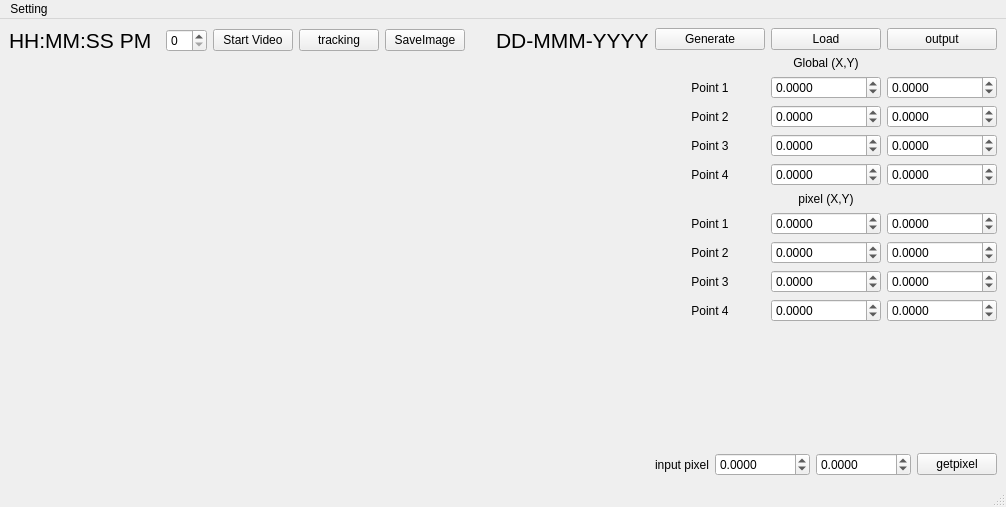
Before: the Qt Designer form core/mainwindow.ui in kmolLin/opencv_with_python, drawn with Qt 5.
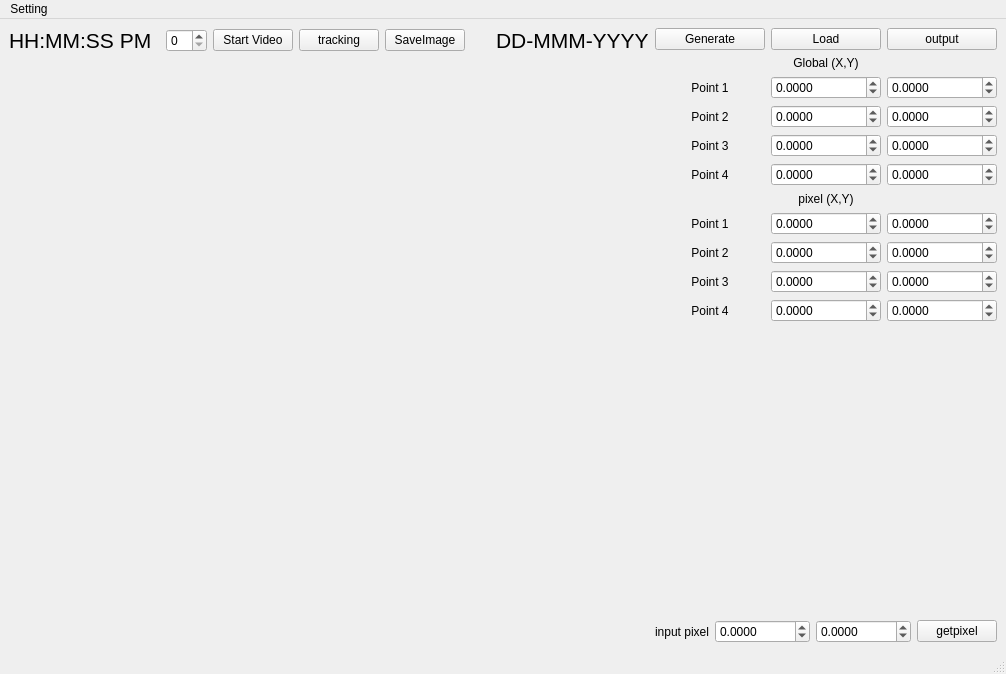
After: the same form once the commit is applied.

```diff
--- a/core/mainwindow.ui
+++ b/core/mainwindow.ui
@@ -6,8 +6,8 @@
    <rect>
     <x>0</x>
     <y>0</y>
-    <width>999</width>
-    <height>507</height>
+    <width>985</width>
+    <height>674</height>
    </rect>
   </property>
   <property name="windowTitle">
```
Left out of the diff: 2 changed lines with no effect on the pictures.
